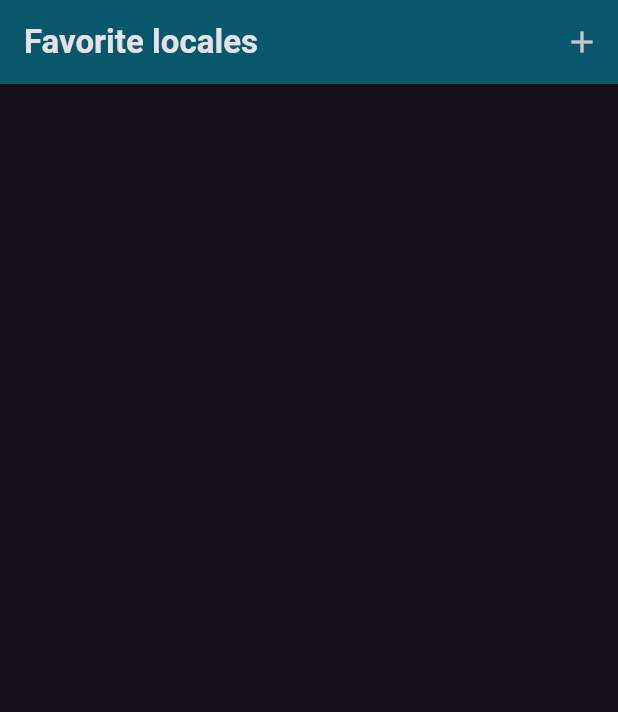
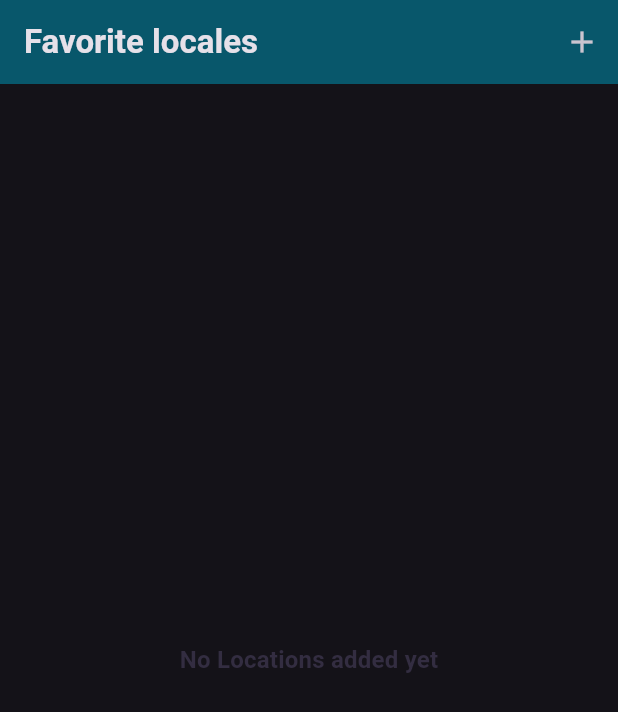
Before and after one commit to AaronPeterOcen/favorite_places_flutter, a Flutter app: the screen it shows after launch, on a phone screen of 412 x 824 dp. Shown: the top 712 px of the screen. Run offline on Flutter 3.47's test engine with Material 3 defaults, Android fonts, the phone set to English and light mode, and no system bars; our stand-ins replace google_fonts.

Commit message:
setting up the places screen and places list screen

```diff
--- a/lib/main.dart
+++ b/lib/main.dart
@@ -1,4 +1,4 @@
-import 'package:favorite_places/screens/home_screen.dart';
+import 'package:favorite_places/screens/places.dart';
 import 'package:flutter/material.dart';
 
 import 'package:google_fonts/google_fonts.dart';
@@ -37,6 +37,6 @@ class MyApp extends StatelessWidget {
   @override
   Widget build(BuildContext context) {
     return MaterialApp(
-        title: 'Great Places', theme: theme, home: const HomeScreen());
+        title: 'Great Places', theme: theme, home: const PlacesScreen());
   }
 }
--- a/lib/screens/home_screen.dart
+++ b/lib/screens/places.dart
@@ -1,31 +1,15 @@
-import 'package:favorite_places/screens/add_item_screen.dart';
+import 'package:favorite_places/screens/add_places.dart';
+import 'package:favorite_places/widgets/places_list.dart';
 import 'package:flutter/material.dart';
 
-class HomeScreen extends StatefulWidget {
-  const HomeScreen({super.key});
+class PlacesScreen extends StatelessWidget {
+  const PlacesScreen({super.key});
 
-  @override
-  State<HomeScreen> createState() => _HomeScreenState();
-}
-
-class _HomeScreenState extends State<HomeScreen> {
   // void _addPlaces() async {
-  //   final newLocale = await Navigator.of(context).push(
-  //     MaterialPageRoute(
-  //       builder: (context) => AddItemScreen(),
-  //     ),
-  //    if (_ == null) {
-  //     return;
-  //   }
-  //   );
-
-  // }
-
   @override
   Widget build(BuildContext context) {
     return Scaffold(
       appBar: AppBar(
-        centerTitle: false,
         title: const Text('Favorite locales'),
         backgroundColor: const Color.fromARGB(255, 8, 87, 107),
         actions: [
@@ -40,7 +24,9 @@ class _HomeScreenState extends State<HomeScreen> {
           )
         ],
       ),
+      body: PlacesList(places: []),
     );
   }
 }
+
 // FlutterError
--- /dev/null
+++ b/lib/widgets/places_list.dart
@@ -0,0 +1,37 @@
+import 'package:favorite_places/models/place.dart';
+// import 'package:favorite_places/screens/places.dart';
+import 'package:flutter/material.dart';
+
+// will be a widget that is used in the places.dart screen
+
+class PlacesList extends StatelessWidget {
+  PlacesList({super.key, required this.places});
+
+  List<Place> places;
+
+  @override
+  Widget build(BuildContext context) {
+    if (places.isEmpty) {
+      return Center(
+        child: Text(
+          "No Locations added yet",
+          style: Theme.of(context).textTheme.titleMedium!.copyWith(
+                color: Theme.of(context).colorScheme.onSecondary,
+              ),
+        ),
+      );
+    }
+    return ListView.builder(
+      itemCount: places.length,
+      itemBuilder: (context, index) => ListTile(
+        title: Text(
+          places[index].title,
+          style: Theme.of(context).textTheme.titleMedium!.copyWith(
+                color: Theme.of(context).colorScheme.onSecondary,
+              ),
+        ),
+      ),
+    );
+  }
+}
+// FlutterError
```
Also changed, not shown: lib/screens/add_places.dart (renamed from lib/screens/add_item_screen.dart), lib/screens/places_details.dart (added).
